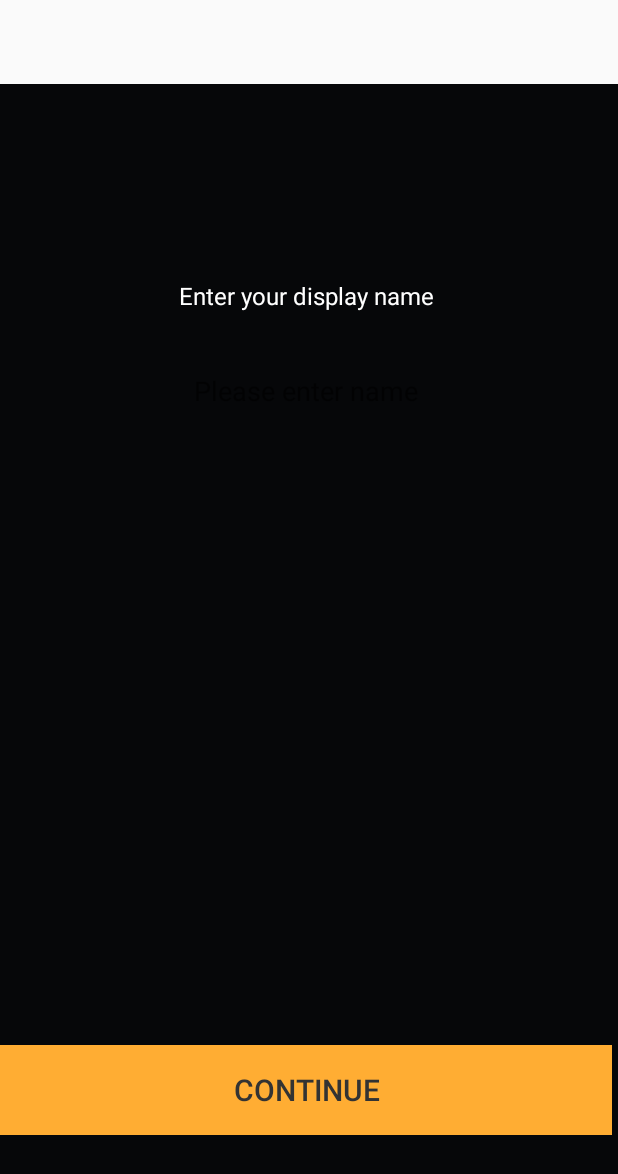
After one commit to prakash-honeykomb/HoneyKomb_version-2, an Android app: the layout fragment_signupname.xml on its own in the app's theme, with its tools: preview values and no code run, on a phone screen of 412 x 824 dp. The commit adds this screen. Shown: the top 1174 px of the screen. Run offline under Robolectric (Android 15) with nearby library versions, the phone set to English and light mode, and no system bars; Roboto replaces fonts that are not available here.

Commit message:
HONEY KOMB VERSION - 2

```diff
--- /dev/null
+++ b/app/src/main/res/drawable/shape_edittext.xml
@@ -0,0 +1,17 @@
+<?xml version="1.0" encoding="utf-8"?>
+<layer-list xmlns:android="http://schemas.android.com/apk/res/android">
+    <item>
+        <shape android:shape="rectangle">
+            <!-- Draw a 2dp width border around shape -->
+            <stroke
+                android:width="0.5dp"
+                android:color="#ffffff" />
+        </shape>
+    </item>
+    <!-- Overlap the left, top and right border using background color  -->
+    <item android:bottom="0.5dp">
+        <shape android:shape="rectangle">
+            <solid android:color="#060709" />
+        </shape>
+    </item>
+</layer-list>
--- /dev/null
+++ b/app/src/main/res/layout/fragment_signupname.xml
@@ -0,0 +1,88 @@
+<?xml version="1.0" encoding="utf-8"?>
+<RelativeLayout xmlns:android="http://schemas.android.com/apk/res/android"
+    android:id="@+id/ll1"
+    android:layout_width="match_parent"
+    android:layout_height="match_parent"
+    android:fitsSystemWindows="true"
+    android:orientation="vertical"
+    android:weightSum="1">
+
+    <LinearLayout
+        android:id="@+id/animation_LL"
+        android:layout_width="match_parent"
+        android:layout_height="match_parent"
+        android:background="@color/white"
+        android:gravity="center"
+        android:orientation="vertical"
+        android:visibility="gone">
+
+        <com.honeykomb.honeykomb.utils.GIFView
+            android:id="@+id/viewGIF"
+            android:layout_width="match_parent"
+            android:layout_height="match_parent" />
+    </LinearLayout>
+
+    <ScrollView xmlns:android="http://schemas.android.com/apk/res/android"
+        android:id="@+id/scrollView"
+        android:layout_width="fill_parent"
+        android:layout_height="fill_parent"
+        android:background="#060709"
+        android:fillViewport="true"
+        android:scrollbarStyle="insideInset"
+        android:scrollbars="vertical">
+
+        <LinearLayout
+            android:layout_width="fill_parent"
+            android:layout_height="wrap_content"
+            android:orientation="vertical">
+
+            <!-- Add here which you want -->
+            <TextView
+                android:id="@+id/tv_displayname"
+                android:layout_width="match_parent"
+                android:layout_height="wrap_content"
+                android:layout_alignParentLeft="true"
+                android:layout_alignParentStart="true"
+                android:layout_alignParentTop="true"
+                android:layout_centerHorizontal="true"
+                android:layout_marginTop="130dp"
+                android:gravity="center"
+                android:text="@string/displayname"
+                android:textColor="@color/white"
+                android:textSize="16sp" />
+
+            <EditText
+                android:id="@+id/et_displayname"
+                android:layout_width="wrap_content"
+                android:layout_height="wrap_content"
+                android:layout_gravity="center"
+                android:layout_marginTop="40dp"
+                android:background="@drawable/shape_edittext"
+                android:hint="Please enter name"
+                android:maxLength="20"
+                android:textColor="@color/white"
+                android:textCursorDrawable="@null" />
+
+            <RelativeLayout
+                android:layout_width="match_parent"
+                android:layout_height="wrap_content"
+                android:layout_marginBottom="67dp">
+
+                <Button
+                    android:id="@+id/btn_continue"
+                    android:layout_width="match_parent"
+                    android:layout_height="60dp"
+                    android:layout_alignParentBottom="true"
+                    android:layout_alignParentLeft="true"
+                    android:layout_alignParentStart="true"
+                    android:layout_marginBottom="40dp"
+                    android:background="#ffad33"
+                    android:text="@string/continuee"
+                    android:textColor="#333333"
+                    android:textSize="20sp" />
+
+
+            </RelativeLayout>
+        </LinearLayout>
+    </ScrollView>
+</RelativeLayout>
--- a/app/src/main/res/values-v21/strings.xml
+++ b/app/src/main/res/values-v21/strings.xml
@@ -77,5 +77,7 @@
     <string name="zero_one">01</string>
     <string name="edit_event">Edit event</string>
     <string name="canceled_event">Canceled event</string>
+    <string name="continuee">CONTINUE</string>
+    <string name="displayname">Enter your display name</string>
 
 </resources>
--- a/app/src/main/res/values/strings.xml
+++ b/app/src/main/res/values/strings.xml
@@ -76,5 +76,7 @@
     <string name="zero_one">01</string>
     <string name="edit_event">Edit event</string>
     <string name="canceled_event">Canceled event</string>
+    <string name="continuee">CONTINUE</string>
+    <string name="displayname">Enter your display name</string>
 
 </resources>
```
Also changed, not shown: app/src/main/java/com/honeykomb/honeykomb/activity/SignUpName.java (+242 -0 lines).
